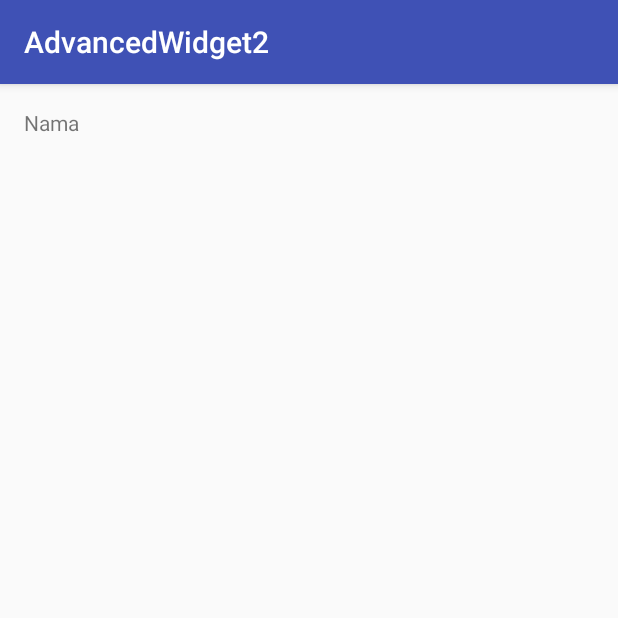
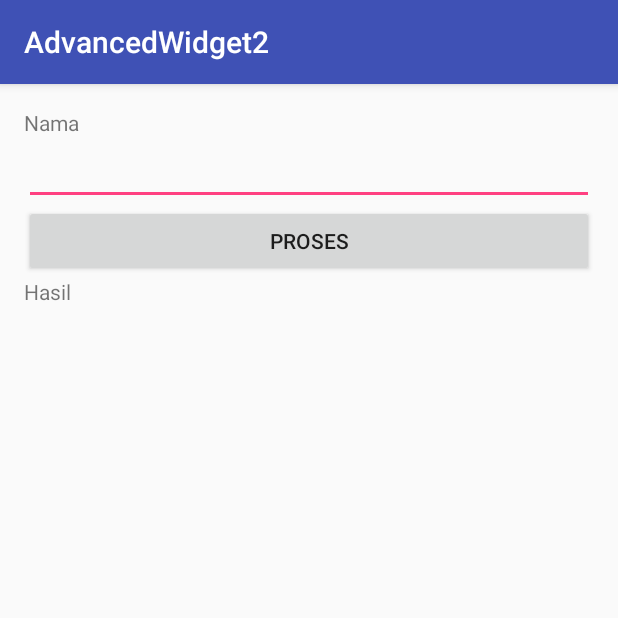
Before and after one commit to sitimeirizkimelanii/AdvancedWidget2, an Android app: the screen it shows after launch (MainActivity), on a phone screen of 412 x 824 dp, the top half of it. Run offline under Robolectric (Android 15) with nearby library versions, the phone set to English and light mode, and no system bars; 2 statements that could not run were skipped.

```diff
--- a/app/src/main/java/id/sch/smktelkom_mlg/learn/advancedwidget2/MainActivity.java
+++ b/app/src/main/java/id/sch/smktelkom_mlg/learn/advancedwidget2/MainActivity.java
@@ -2,12 +2,30 @@ package id.sch.smktelkom_mlg.learn.advancedwidget2;
 
 import android.os.Bundle;
 import android.support.v7.app.AppCompatActivity;
+import android.widget.EditText;
+import android.widget.TextView;
 
 public class MainActivity extends AppCompatActivity {
+
+    @BindView(R.id.editTextNama)
+    EditText etNama;
+    @BindView(R.id.textViewHasil)
+    TextView tvHasil;
+    @BindColor(R.color.colorAccent)
+    int colorAccent;
 
     @Override
     protected void onCreate(Bundle savedInstanceState) {
         super.onCreate(savedInstanceState);
         setContentView(R.layout.activity_main);
+
+        ButterKnife.bind(this);
+
+        tvHasil.setTextColor(colorAccent);
+    }
+
+    @onClick(R.id.buttonProses)
+    public void doProses() {
+        tvHasil.setText("Nama Anda: " + etNama.getText());
     }
 }
--- a/app/src/main/res/layout/activity_main.xml
+++ b/app/src/main/res/layout/activity_main.xml
@@ -10,8 +10,26 @@
     android:paddingTop="@dimen/activity_vertical_margin"
     tools:context="id.sch.smktelkom_mlg.learn.advancedwidget2.MainActivity">
 
+
     <TextView
         android:layout_width="wrap_content"
         android:layout_height="wrap_content"
         android:text="Nama" />
+
+    <EditText
+        android:id="@+id/editTextNama"
+        android:layout_width="match_parent"
+        android:layout_height="wrap_content" />
+
+    <Button
+        android:id="@+id/buttonProses"
+        android:layout_width="match_parent"
+        android:layout_height="wrap_content"
+        android:text="Proses" />
+
+    <TextView
+        android:id="@+id/textViewHasil"
+        android:layout_width="wrap_content"
+        android:layout_height="wrap_content"
+        android:text="Hasil" />
 </LinearLayout>
```
